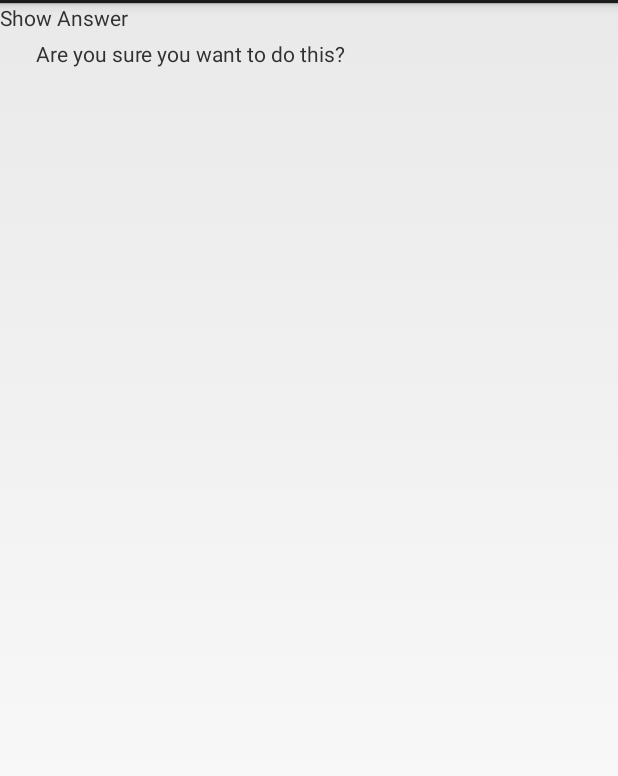
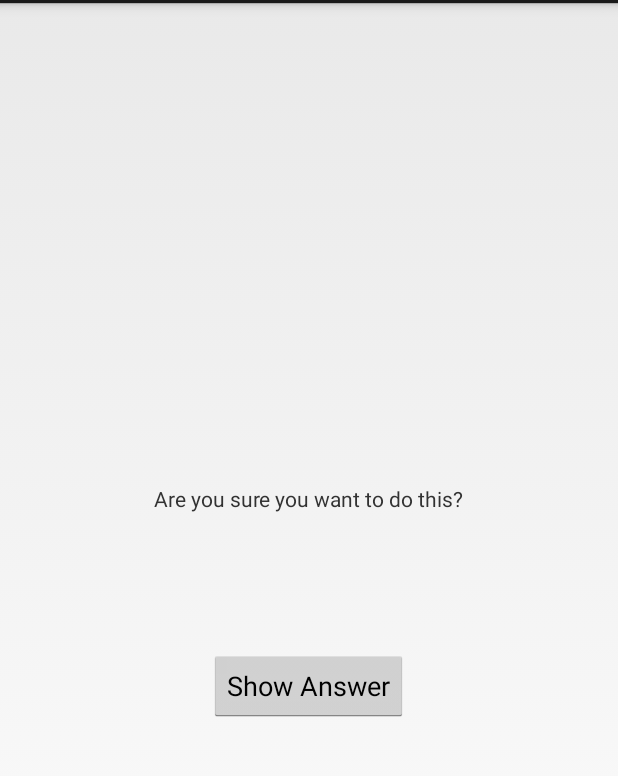
Before and after one commit to JosephEngel/bignerdranch, an Android app: the screen it shows after launch (CheatActivity), after a tap on "Cheat!", on a phone screen of 412 x 824 dp, the part 69-845 px from its top. Run offline under Robolectric (Android 15) with nearby library versions, the phone set to English and light mode, and no system bars.

Commit message:
Add files via upload

```diff
--- a/src/main/java/com/bignerdranch/android/geoquiz/CheatActivity.java
+++ b/src/main/java/com/bignerdranch/android/geoquiz/CheatActivity.java
@@ -4,17 +4,28 @@ import android.app.Activity;
 import android.content.Context;
 import android.content.Intent;
 import android.os.Bundle;
+import android.view.View;
+import android.widget.Button;
+import android.widget.TextView;
 
 public class CheatActivity extends Activity {
 
     private static final String EXTRA_ANSWER_IS_TRUE = "com.bignerdranch.android.geoquiz.answer_is_true";
+    private static final String EXTRA_ANSWER_SHOWN = "com.bignerdranch.android.geoquiz.answer_shown";
 
     private Boolean mAnswerIsTrue;
+
+    private TextView mAnswerTextView;
+    private Button mShowAnswer;
 
     public static Intent newIntent(Context packageContext, boolean answerIsTrue) {
         Intent i = new Intent(packageContext, CheatActivity.class);
         i.putExtra(EXTRA_ANSWER_IS_TRUE, answerIsTrue);
         return i;
+    }
+
+    public static boolean wasAnswerShown(Intent result) {
+        return result.getBooleanExtra(EXTRA_ANSWER_SHOWN, false);
     }
 
     @Override
@@ -23,5 +34,27 @@ public class CheatActivity extends Activity {
         setContentView(R.layout.activity_cheat);
 
         mAnswerIsTrue = getIntent().getBooleanExtra(EXTRA_ANSWER_IS_TRUE, false);
+
+        mAnswerTextView = (TextView) findViewById(R.id.answer_text_view);
+
+        mShowAnswer = (Button) findViewById(R.id.show_answer_button);
+        mShowAnswer.setOnClickListener(new View.OnClickListener() {
+            @Override
+            public void onClick(View v) {
+                if (mAnswerIsTrue) {
+                    mAnswerTextView.setText(R.string.true_button);
+                }
+                else {
+                    mAnswerTextView.setText(R.string.false_button);
+                }
+                setAnswerShownResult(true);
+            }
+        });
+    }
+
+    private void setAnswerShownResult(boolean isAnswerShown) {
+        Intent data = new Intent();
+        data.putExtra(EXTRA_ANSWER_SHOWN, isAnswerShown);
+        setResult(RESULT_OK, data);
     }
 }
--- a/src/main/java/com/bignerdranch/android/geoquiz/QuizActivity.java
+++ b/src/main/java/com/bignerdranch/android/geoquiz/QuizActivity.java
@@ -13,6 +13,7 @@ public class QuizActivity extends Activity { // Creates the subclass QuizActivit
 
     private static final String TAG = "QuizActivity";
     private static final String KEY_INDEX = "index";
+    private static final int REQUEST_CODE_CHEAT = 0;
 
     private Button mTrueButton;  // constructor - creating member variable
     private Button mFalseButton; // constructor - creating member variable
@@ -30,6 +31,7 @@ public class QuizActivity extends Activity { // Creates the subclass QuizActivit
     };
 
     private int mCurrentIndex = 0;
+    private boolean mIsCheater;
 
     private void updateQuestion() {
         int question = mQuestionBank[mCurrentIndex].getTextResId();
@@ -41,10 +43,14 @@ public class QuizActivity extends Activity { // Creates the subclass QuizActivit
 
         int messageResId = 0;
 
-        if (userPressedTrue == answerIsTrue) {
-            messageResId = R.string.correct_toast;
+        if (mIsCheater) {
+            messageResId = R.string.judgement_toast;
         } else {
-            messageResId = R.string.incorrect_toast;
+            if (userPressedTrue == answerIsTrue) {
+                messageResId = R.string.correct_toast;
+            } else {
+                messageResId = R.string.incorrect_toast;
+            }
         }
 
         Toast.makeText(this, messageResId, Toast.LENGTH_SHORT).show();
@@ -89,7 +95,7 @@ public class QuizActivity extends Activity { // Creates the subclass QuizActivit
             public void onClick(View v) {
                 boolean answerIsTrue = mQuestionBank[mCurrentIndex].isAnswerTrue();
                 Intent i = CheatActivity.newIntent(QuizActivity.this, answerIsTrue);
-                startActivity(i);
+                startActivityForResult(i, REQUEST_CODE_CHEAT);
             }
         });
 
@@ -99,6 +105,19 @@ public class QuizActivity extends Activity { // Creates the subclass QuizActivit
 
         updateQuestion();
 
+    }
+
+    @Override
+    protected void onActivityResult (int requestCode, int resultCode, Intent data) {
+        if (resultCode != Activity.RESULT_OK) {
+            return;
+        }
+        if (requestCode == REQUEST_CODE_CHEAT) {
+            if (data == null) {
+                return;
+            }
+            mIsCheater = CheatActivity.wasAnswerShown(data);
+        }
     }
 
     @Override
--- a/src/main/res/layout/activity_cheat.xml
+++ b/src/main/res/layout/activity_cheat.xml
@@ -1,5 +1,5 @@
 <?xml version="1.0" encoding="utf-8"?>
-<android.support.constraint.ConstraintLayout xmlns:android="http://schemas.android.com/apk/res/android"
+<LinearLayout xmlns:android="http://schemas.android.com/apk/res/android"
     xmlns:tools="http://schemas.android.com/tools"
     android:layout_width="match_parent"
     android:layout_height="match_parent"
@@ -20,10 +20,10 @@
         android:padding="24dp"
         tools:text="Answer"/>
 
-    <TextView
+    <Button
         android:id="@+id/show_answer_button"
         android:layout_width="wrap_content"
         android:layout_height="wrap_content"
         android:text="@string/show_answer_button"/>
 
-</android.support.constraint.ConstraintLayout>
+</LinearLayout>
```
